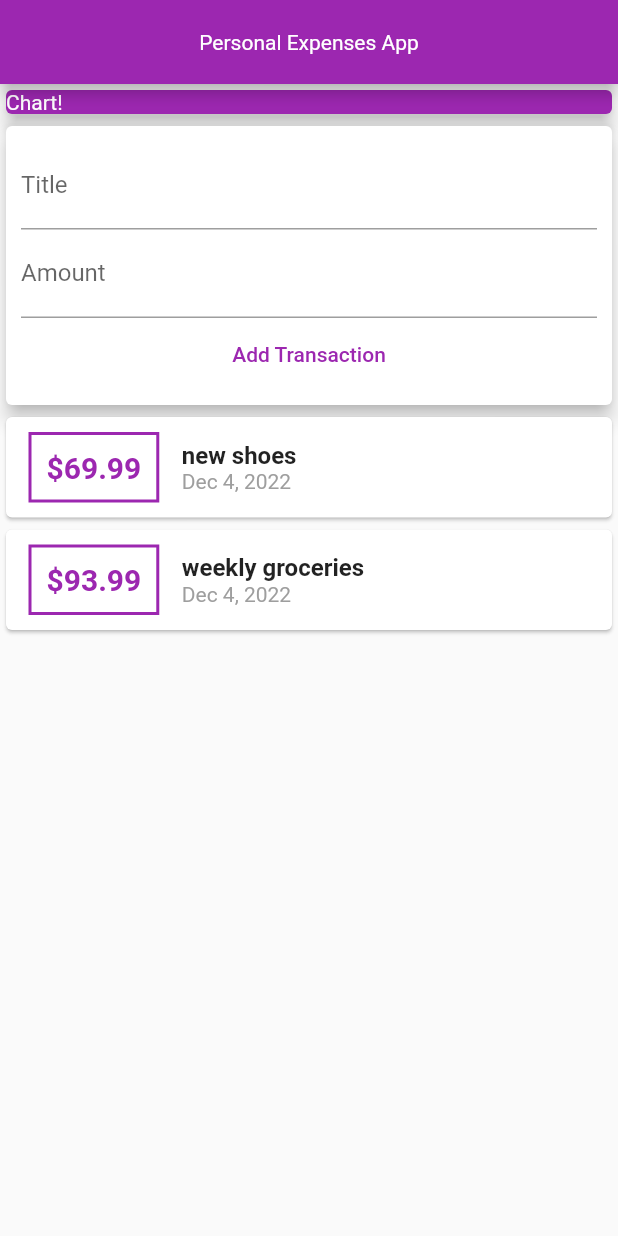
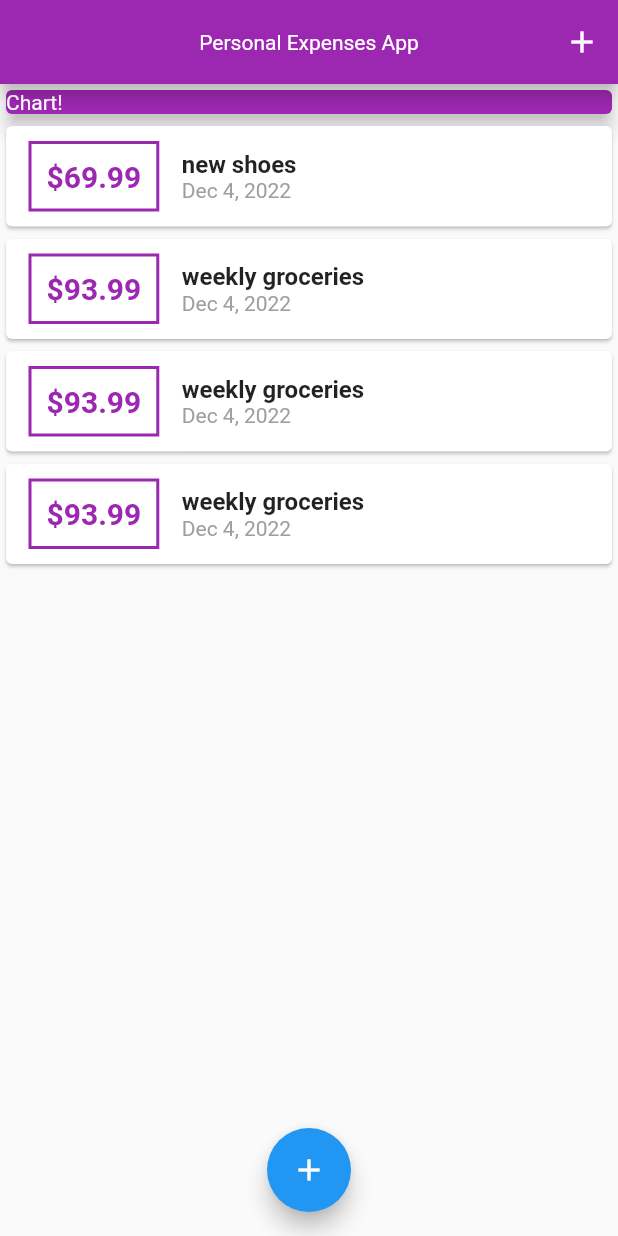
Before and after one commit to Shimanto007/personal_expenses, a Flutter app: the screen it shows after launch, on a phone screen of 412 x 824 dp. Run offline on Flutter 3.47's test engine with Material 2 defaults, Android fonts, the phone set to English and light mode, and no system bars.

```diff
--- a/lib/main.dart
+++ b/lib/main.dart
@@ -1,5 +1,7 @@
 import 'package:flutter/material.dart';
-import './widgets/user_transactions.dart';
+import 'package:flutter_complete_guide/widgets/transaction_list.dart';
+import './widgets/new_transaction.dart';
+import './models/transaction.dart';
 
 void main() => runApp(MyApp());
 
@@ -13,18 +15,82 @@ class MyApp extends StatelessWidget {
   }
 }
 
-class MyHomePage extends StatelessWidget {
-  // String titleInput;
-  // String amountInput;
+class MyHomePage extends StatefulWidget {
+  @override
+  State<MyHomePage> createState() => _MyHomePageState();
+}
 
-  final titleController = TextEditingController();
-  final amountController = TextEditingController();
+class _MyHomePageState extends State<MyHomePage> {
+  final List<Transaction> _userTransactions = [
+    Transaction(
+      id: 't1',
+      title: 'new shoes',
+      amount: 69.99,
+      date: DateTime.now(),
+    ),
+    Transaction(
+      id: 't2',
+      title: 'weekly groceries',
+      amount: 93.99,
+      date: DateTime.now(),
+    ),
+    Transaction(
+      id: 't2',
+      title: 'weekly groceries',
+      amount: 93.99,
+      date: DateTime.now(),
+    ),
+    Transaction(
+      id: 't2',
+      title: 'weekly groceries',
+      amount: 93.99,
+      date: DateTime.now(),
+    ),
+    Transaction(
+      id: 't2',
+      title: 'weekly groceries',
+      amount: 93.99,
+      date: DateTime.now(),
+    ),
+  ];
+
+  void _addNewTransaction(String txTitle, double txAmount) {
+    final newTx = Transaction(
+      title: txTitle,
+      amount: txAmount,
+      date: DateTime.now(),
+      id: DateTime.now().toString(),
+    );
+
+    setState(() {
+      _userTransactions.add(newTx);
+    });
+  }
+
+  void _startAddNewTransaction(BuildContext ctx) {
+    showModalBottomSheet(
+      context: ctx,
+      builder: (_) {
+        return GestureDetector(
+          onTap: () {},
+          child: NewTransaction(_addNewTransaction),
+          behavior: HitTestBehavior.opaque,
+        );
+      },
+    );
+  }
 
   @override
   Widget build(BuildContext context) {
     return Scaffold(
       appBar: AppBar(
         title: Text('Personal Expenses App'),
+        actions: <Widget>[
+          IconButton(
+            icon: Icon(Icons.add),
+            onPressed: () => _startAddNewTransaction(context),
+          ),
+        ],
         centerTitle: true,
         backgroundColor: Colors.purple,
         titleTextStyle: TextStyle(
@@ -49,9 +115,14 @@ class MyHomePage extends StatelessWidget {
                 elevation: 5,
               ),
             ),
-            UserTransactions(),
+            TransactionList(_userTransactions),
           ],
         ),
+      ),
+      floatingActionButtonLocation: FloatingActionButtonLocation.centerFloat,
+      floatingActionButton: FloatingActionButton(
+        child: Icon(Icons.add),
+        onPressed: () => _startAddNewTransaction(context),
       ),
     );
   }
--- a/lib/widgets/transaction_list.dart
+++ b/lib/widgets/transaction_list.dart
@@ -30,7 +30,7 @@ class TransactionList extends StatelessWidget {
                   ),
                   padding: EdgeInsets.all(10),
                   child: Text(
-                    '\$${transactions[index].amount}',
+                    '\$${transactions[index].amount.toStringAsFixed(2)}',
                     style: TextStyle(
                       fontWeight: FontWeight.bold,
                       fontSize: 20,
--- a/lib/widgets/user_transactions.dart
+++ /dev/null
@@ -1,48 +0,0 @@
-import 'package:flutter/material.dart';
-import './transaction_list.dart';
-import './new_transaction.dart';
-import '../models/transaction.dart';
-
-class UserTransactions extends StatefulWidget {
-  @override
-  State<UserTransactions> createState() => _UserTransactionsState();
-}
-
-class _UserTransactionsState extends State<UserTransactions> {
-  final List<Transaction> _userTransactions = [
-    Transaction(
-      id: 't1',
-      title: 'new shoes',
-      amount: 69.99,
-      date: DateTime.now(),
-    ),
-    Transaction(
-      id: 't2',
-      title: 'weekly groceries',
-      amount: 93.99,
-      date: DateTime.now(),
-    ),
-  ];
-
-  void _addNewTransaction(String txTitle, double txAmount) {
-    final newTx = Transaction(
-      title: txTitle,
-      amount: txAmount,
-      date: DateTime.now(),
-      id: DateTime.now().toString(),
-    );
-
-    setState((){
-      _userTransactions.add(newTx);
-    });
-
-  }
-
-  @override
-  Widget build(BuildContext context) {
-    return Column(children: <Widget>[
-      NewTransaction(_addNewTransaction),
-      TransactionList(_userTransactions),
-    ]);
-  }
-}
```
Also changed, not shown: lib/widgets/new_transaction.dart (+19 -6 lines).
